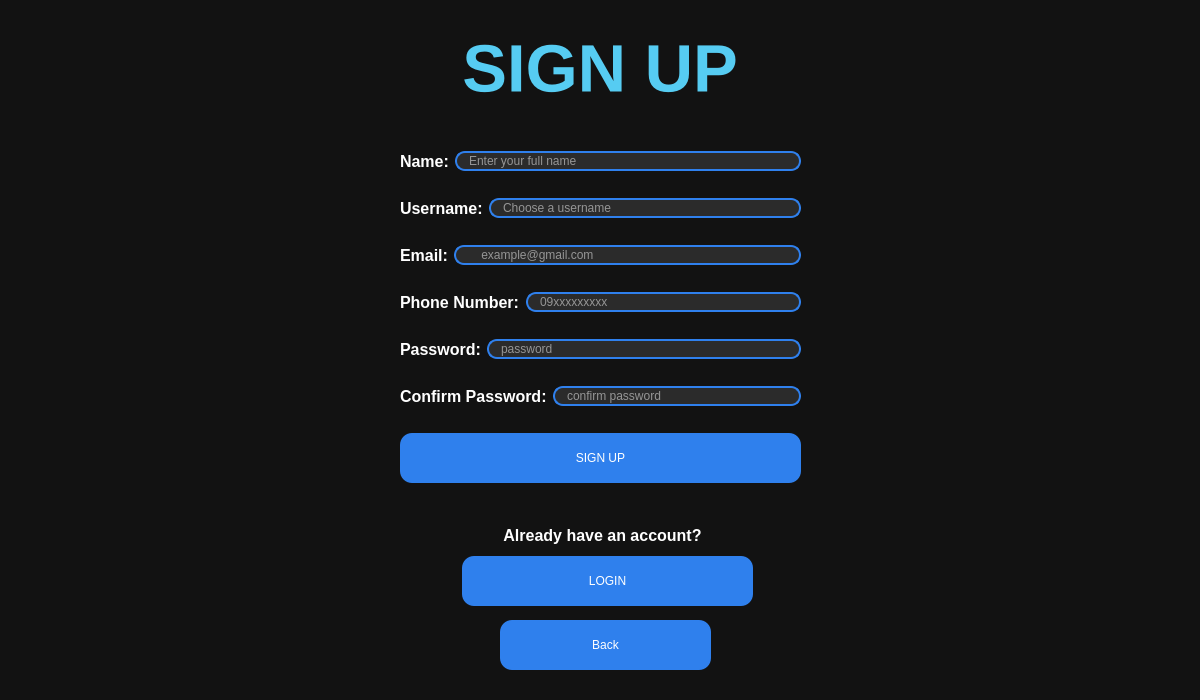
Old version of the form Platwo/signupwindow.ui in the repository Carbon-128X/CarbonApollo-PlaTwo.
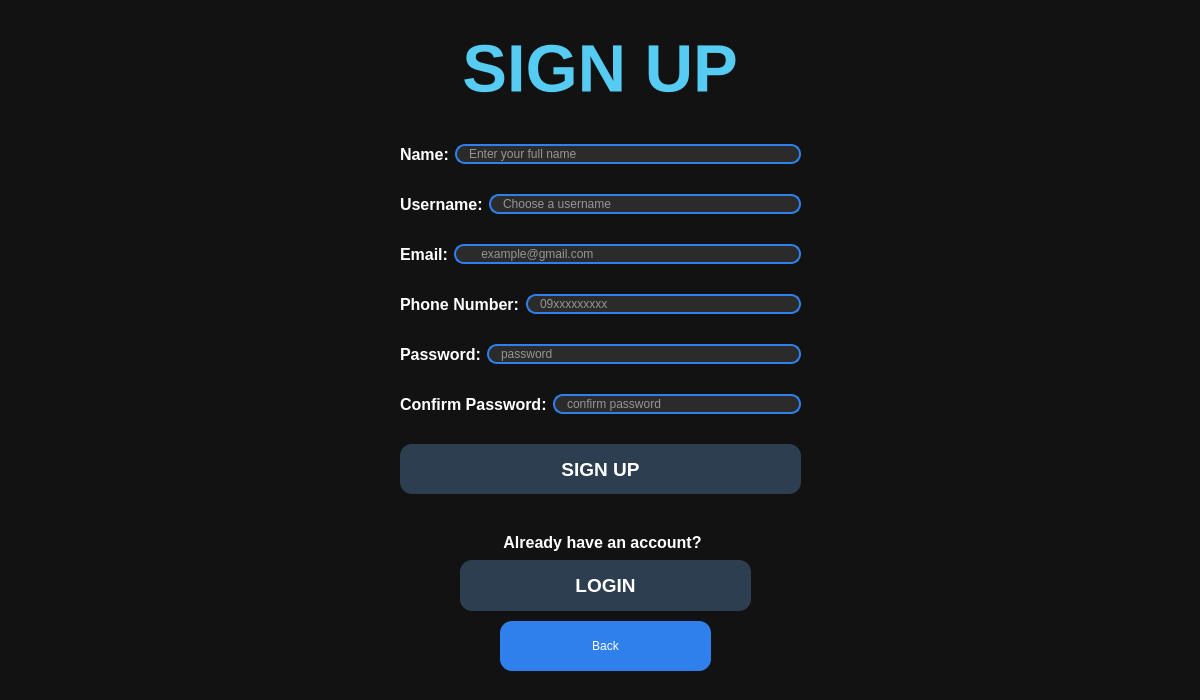
New version of the form.

Patch:
```diff
--- a/Platwo/signupwindow.ui
+++ b/Platwo/signupwindow.ui
@@ -45,9 +45,9 @@
    <property name="geometry">
     <rect>
      <x>400</x>
-     <y>130</y>
+     <y>120</y>
      <width>401</width>
-     <height>381</height>
+     <height>401</height>
     </rect>
    </property>
    <layout class="QVBoxLayout" name="verticalLayout">
@@ -340,11 +340,21 @@
       </property>
       <property name="styleSheet">
        <string notr="true">QPushButton{
-    background:#2F80ED;
-    color:white;
-    border-radius:12px;
-    font:16pt &quot;Segoe UI&quot;;
-    min-height:50px;
+
+background:#2C3E50;
+
+color:white;
+
+border:none;
+
+border-radius:12px;
+
+min-height:50px;
+
+font-size:14pt;
+
+font-weight:bold;
+
 }
 
 QPushButton:hover{
@@ -366,15 +376,15 @@
    <property name="geometry">
     <rect>
      <x>500</x>
-     <y>620</y>
+     <y>621</y>
      <width>211</width>
-     <height>41</height>
+     <height>50</height>
     </rect>
    </property>
    <property name="minimumSize">
     <size>
      <width>0</width>
-     <height>0</height>
+     <height>50</height>
     </size>
    </property>
    <property name="maximumSize">
@@ -408,9 +418,9 @@
    <property name="geometry">
     <rect>
      <x>462</x>
-     <y>522</y>
+     <y>532</y>
      <width>281</width>
-     <height>27</height>
+     <height>21</height>
     </rect>
    </property>
    <property name="font">
@@ -432,10 +442,10 @@
   <widget class="QPushButton" name="loginButton">
    <property name="geometry">
     <rect>
-     <x>462</x>
-     <y>556</y>
+     <x>460</x>
+     <y>560</y>
      <width>291</width>
-     <height>50</height>
+     <height>51</height>
     </rect>
    </property>
    <property name="minimumSize">
@@ -446,11 +456,21 @@
    </property>
    <property name="styleSheet">
     <string notr="true">QPushButton{
-    background:#2F80ED;
-    color:white;
-    border-radius:12px;
-    font:16pt &quot;Segoe UI&quot;;
-    min-height:50px;
+
+background:#2C3E50;
+
+color:white;
+
+border:none;
+
+border-radius:12px;
+
+min-height:50px;
+
+font-size:14pt;
+
+font-weight:bold;
+
 }
 
 QPushButton:hover{
```
Left out of the diff: 16 changed lines with no effect on the pictures.
